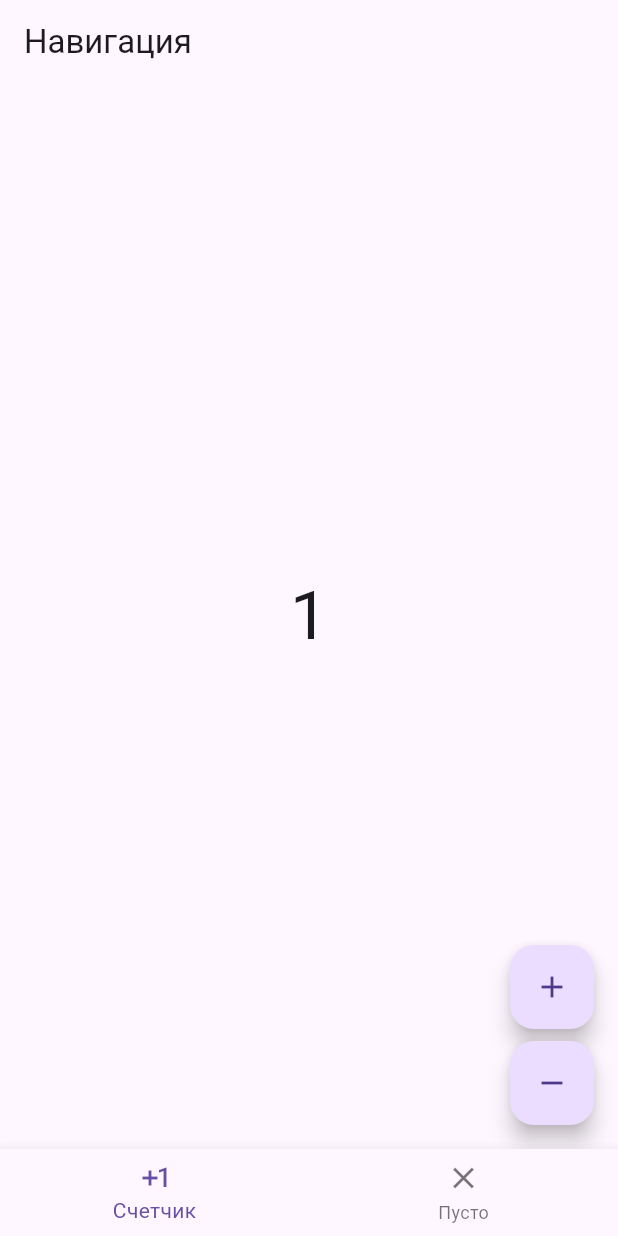
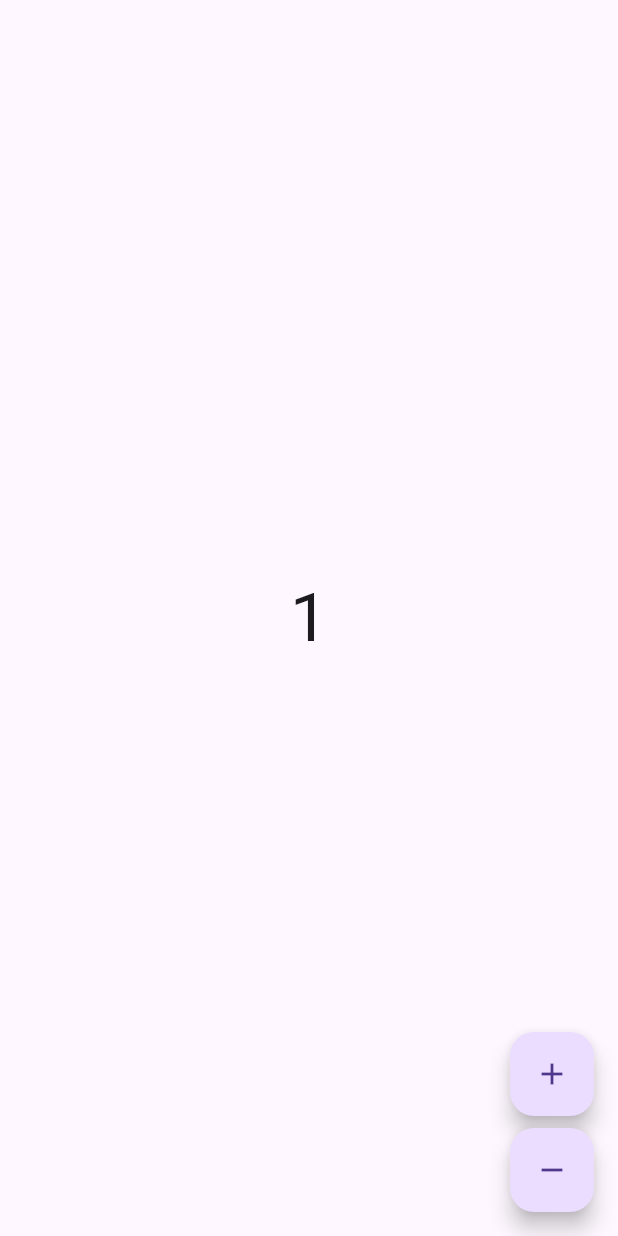
Before and after one commit to Viktorjob/flutter_counter, a Flutter app: the screen it shows after launch, after a tap on the "add" icon, on a phone screen of 412 x 824 dp. Run offline on Flutter 3.47's test engine with Material 3 defaults, Android fonts, the phone set to English and light mode, and no system bars; our stand-ins replace bloc, flutter_bloc.

Commit message:
Program with bibliotek bloc

```diff
--- a/lib/app.dart
+++ b/lib/app.dart
@@ -1,54 +1,10 @@
 import 'package:flutter/material.dart';
-import 'counter/view/counter_page.dart';
-import 'counter/view/empty.dart';
+import 'package:flutter_counter/counter/counter.dart';
 
-
-class CounterApp extends StatelessWidget {
-  const CounterApp({super.key});
-
-  @override
-  Widget build(BuildContext context) {
-    return MaterialApp(
-      theme: ThemeData(primarySwatch: Colors.blue),
-      home: const BottomNavigationBarExample(),
-    );
-  }
+/// {@template counter_app}
+/// A [MaterialApp] which sets the `home` to [CounterPage].
+/// {@endtemplate}
+class CounterApp extends MaterialApp {
+  /// {@macro counter_app}
+  const CounterApp({super.key}) : super(home: const CounterPage());
 }
-
-class BottomNavigationBarExample extends StatefulWidget {
-  const BottomNavigationBarExample({super.key});
-
-  @override
-  _BottomNavigationBarExampleState createState() => _BottomNavigationBarExampleState();
-}
-
-class _BottomNavigationBarExampleState extends State<BottomNavigationBarExample> {
-  int _selectedIndex = 0;
-
-  static final List<Widget> _pages = <Widget>[
-    const CounterPage(),
-    const EmptyPage(),
-  ];
-
-  void _onItemTapped(int index) {
-    setState(() {
-      _selectedIndex = index;
-    });
-  }
-
-  @override
-  Widget build(BuildContext context) {
-    return Scaffold(
-      appBar: AppBar(title: const Text('Навигация')),
-      body: _pages[_selectedIndex],
-      bottomNavigationBar: BottomNavigationBar(
-        items: const <BottomNavigationBarItem>[
-          BottomNavigationBarItem(icon: Icon(Icons.exposure_plus_1), label: 'Счетчик'),
-          BottomNavigationBarItem(icon: Icon(Icons.clear), label: 'Пусто'),
-        ],
-        currentIndex: _selectedIndex,
-        onTap: _onItemTapped,
-      ),
-    );
-  }
-}
--- a/lib/main.dart
+++ b/lib/main.dart
@@ -1,5 +1,5 @@
 import 'package:bloc/bloc.dart';
-import 'package:flutter/material.dart';
+import 'package:flutter/widgets.dart';
 import 'package:flutter_counter/app.dart';
 import 'package:flutter_counter/counter_observer.dart';
 
```
Also changed, not shown: lib/counter/view/empty.dart (deleted, +0 -15 lines), pubspec.lock, 2 other files.
